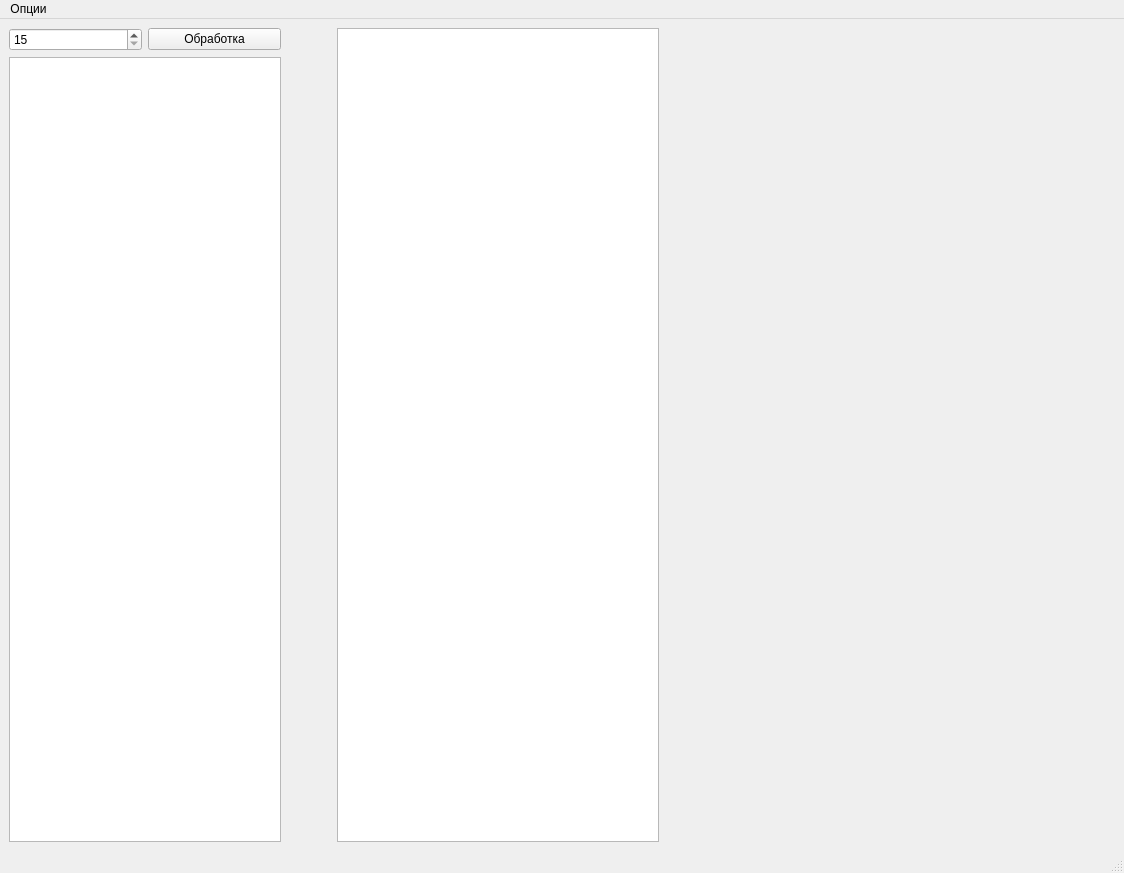
Above: loadUi.ui from Reivi/PyStatistic2 before the change. Below: the same form after it.
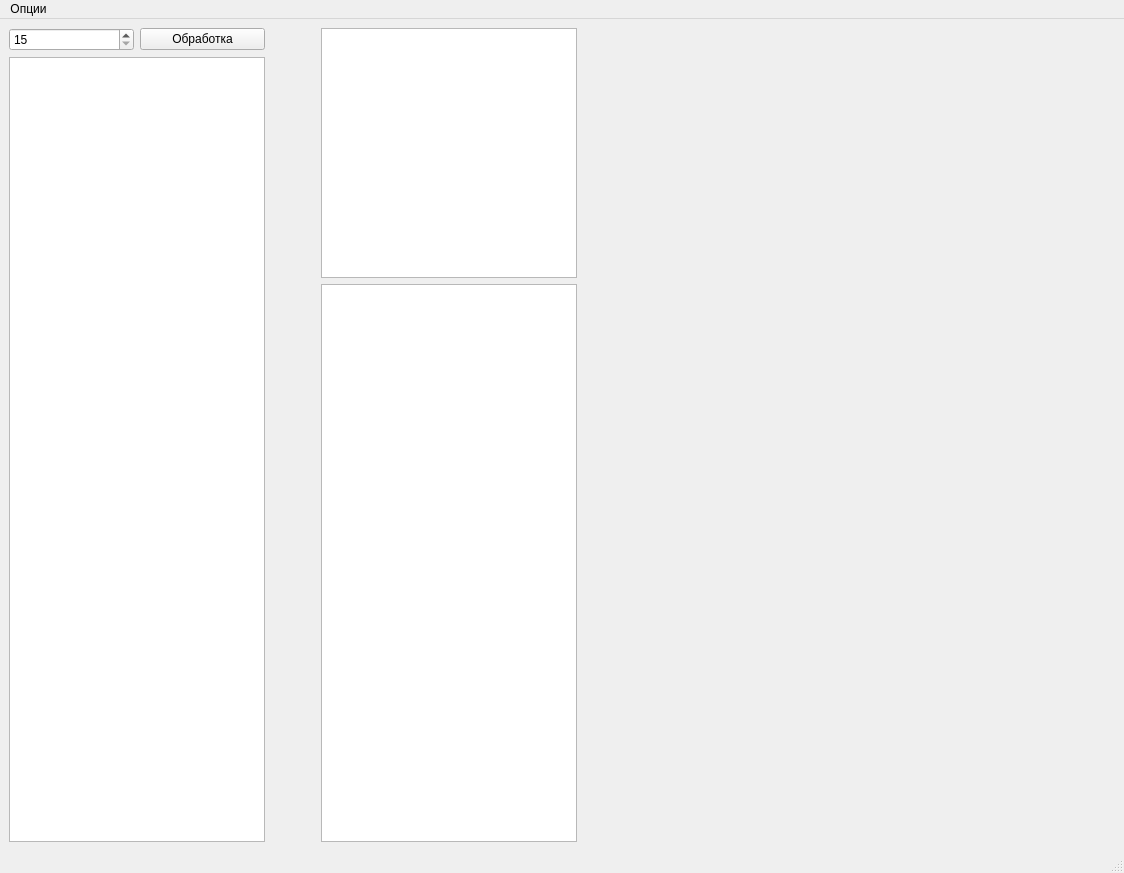
That is the form after the change. Custom widgets are drawn as their Qt base class.

What changed in the file:
```diff
--- a/loadUi.ui
+++ b/loadUi.ui
@@ -14,12 +14,9 @@
    <string>MainWindow</string>
   </property>
   <widget class="QWidget" name="centralwidget">
-   <layout class="QHBoxLayout" name="horizontalLayout_3">
-    <item>
+   <layout class="QFormLayout" name="formLayout">
+    <item row="0" column="0">
      <layout class="QHBoxLayout" name="horizontalLayout_2">
-      <property name="rightMargin">
-       <number>50</number>
-      </property>
       <item>
        <layout class="QVBoxLayout" name="verticalLayout">
         <property name="rightMargin">
@@ -56,11 +53,13 @@
        </layout>
       </item>
       <item>
+       <layout class="QVBoxLayout" name="verticalLayout_2">
+        <item>
        <widget class="QTableWidget" name="Table_result">
         <property name="maximumSize">
          <size>
           <width>400</width>
-          <height>16777215</height>
+            <height>250</height>
          </size>
         </property>
         <property name="cursor" stdset="0">
@@ -68,26 +67,15 @@
         </property>
        </widget>
       </item>
-     </layout>
-    </item>
     <item>
-     <widget class="PlotWidget" name="GraphWidget" native="true">
-      <property name="minimumSize">
-       <size>
-        <width>400</width>
-        <height>400</height>
-       </size>
-      </property>
-      <property name="maximumSize">
-       <size>
-        <width>1000</width>
-        <height>1000</height>
-       </size>
-      </property>
-      <property name="cursor">
-       <cursorShape>ClosedHandCursor</cursorShape>
-      </property>
-     </widget>
+         <widget class="QTableWidget" name="Table_statistic"/>
+        </item>
+       </layout>
+      </item>
+     </layout>
+    </item>
+    <item row="0" column="1">
+     <widget class="QWidget" name="GraphWidget" native="true"/>
     </item>
    </layout>
   </widget>
@@ -115,14 +103,6 @@
    </property>
   </action>
  </widget>
- <customwidgets>
-  <customwidget>
-   <class>PlotWidget</class>
-   <extends>QWidget</extends>
-   <header>pyqtgraph</header>
-   <container>1</container>
-  </customwidget>
- </customwidgets>
  <resources/>
  <connections/>
 </ui>
```
Lines whose indentation alone changed are shown as unchanged.
